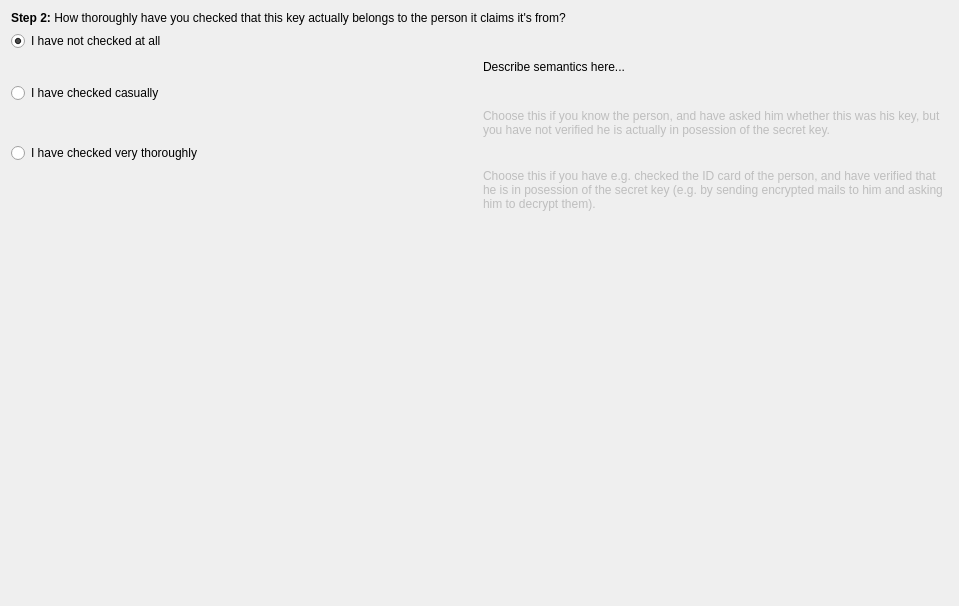
The window that dialogs/selectchecklevelwidget.ui (sensama/kleopatra) describes before a commit, drawn with Qt 5.
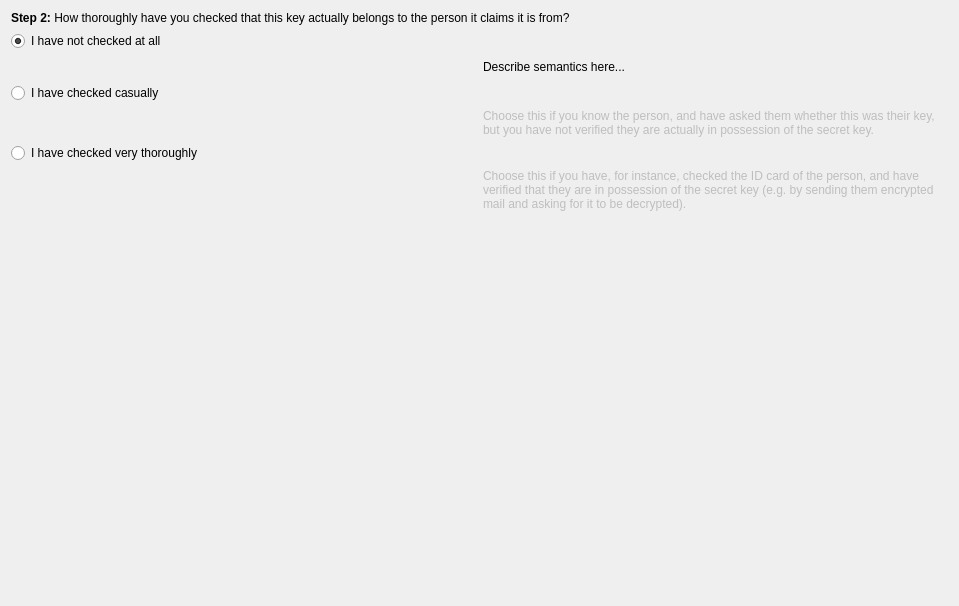
The same window after the commit.

What changed in the file:
```diff
--- a/dialogs/selectchecklevelwidget.ui
+++ b/dialogs/selectchecklevelwidget.ui
@@ -13,7 +13,7 @@
    <item row="0" column="0" colspan="2" >
     <widget class="QLabel" name="label_2" >
      <property name="text" >
-      <string>&lt;b>Step 2:&lt;/b> How thoroughly have you checked that this key actually belongs to the person it claims it's from?</string>
+      <string>&lt;b>Step 2:&lt;/b> How thoroughly have you checked that this key actually belongs to the person it claims it is from?</string>
      </property>
      <property name="wordWrap" >
       <bool>true</bool>
@@ -85,7 +85,7 @@
       <bool>false</bool>
      </property>
      <property name="text" >
-      <string>Choose this if you know the person, and have asked him whether this was his key, but you have not verified he is actually in posession of the secret key.</string>
+      <string>Choose this if you know the person, and have asked them whether this was their key, but you have not verified they are actually in possession of the secret key.</string>
      </property>
      <property name="wordWrap" >
       <bool>true</bool>
@@ -121,7 +121,7 @@
       <bool>false</bool>
      </property>
      <property name="text" >
-      <string>Choose this if you have e.g. checked the ID card of the person, and have verified that he is in posession of the secret key (e.g. by sending encrypted mails to him and asking him to decrypt them).</string>
+      <string>Choose this if you have, for instance, checked the ID card of the person, and have verified that they are in possession of the secret key (e.g. by sending them encrypted mail and asking for it to be decrypted).</string>
      </property>
      <property name="wordWrap" >
       <bool>true</bool>
```
